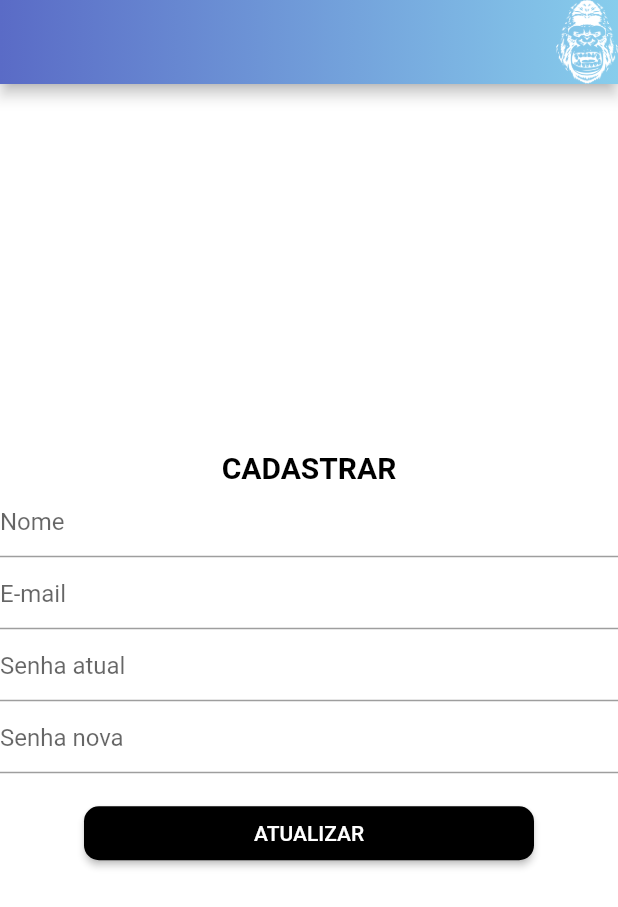
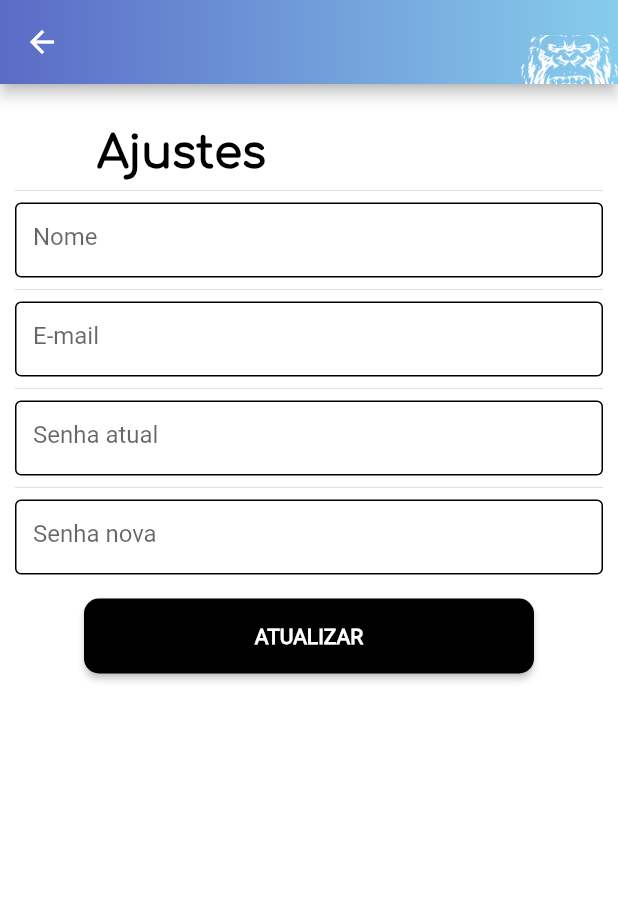
Before and after one commit to rodrigocc/ProjetosFlutter, a Flutter app: the Adjustmentscreen screen opened directly, on a phone screen of 412 x 824 dp. Shown: the top 907 px of the screen. Run offline on Flutter 3.47's test engine with Material 2 defaults, Android fonts, the light colour scheme and no system bars; our stand-ins replace carousel_slider, firebase_auth, firebase_storage, google_sign_in, image_picker; missing offline and left inert: gradient_bottom_navigation_bar; accounts and stored records are empty.

Commit message:
Correção de erro com distorção da qualidade de imagem de AppBar + Correção de botão de voltar

```diff
--- a/combomakerteste/lib/menubuttons/navigationbuttons/movementsview_screen.dart
+++ b/combomakerteste/lib/menubuttons/navigationbuttons/movementsview_screen.dart
@@ -22,7 +22,7 @@ class _MovementsViewScreenState extends State<MovementsViewScreen> {
   Widget build(BuildContext context) {
     return Scaffold(
       backgroundColor: Colors.white,
-      appBar:buildAppBar("Meus Movimentos"),
+      appBar:buildAppBar("Meus Movimentos",false),
       bottomNavigationBar: buildBottomNavigation(context),
 
       body:Center(
--- a/combomakerteste/lib/menubuttons/navigationbuttons/selectmoves_screen.dart
+++ b/combomakerteste/lib/menubuttons/navigationbuttons/selectmoves_screen.dart
@@ -14,7 +14,7 @@ class SelectMovesTypesPage extends StatelessWidget {
   Widget build(BuildContext context) {
     return Scaffold(
       backgroundColor: Colors.white,
-      appBar: buildAppBar("Categorias"
+      appBar: buildAppBar("Categorias",false
       ),
       bottomNavigationBar: buildBottomNavigation(context),
 
--- a/combomakerteste/lib/menubuttons/navigationbuttons/settings/adjustement_screen.dart
+++ b/combomakerteste/lib/menubuttons/navigationbuttons/settings/adjustement_screen.dart
@@ -1,88 +1,111 @@
 import 'package:combomakerteste/widgets/appbar.dart';
 import 'package:flutter/material.dart';
-
-
-
 
 class Adjustmentscreen extends StatelessWidget {
   @override
   Widget build(BuildContext context) {
     return Scaffold(
-      appBar: buildAppBar(""),
+      appBar:
+
+      buildAppBar("",true),
+
+
       backgroundColor: Colors.white,
-      body: Center(
-        child: SingleChildScrollView(
+
+
+      body: SingleChildScrollView(
+        padding: EdgeInsets.all(10.0),
+
         child: Column(
           mainAxisAlignment: MainAxisAlignment.center,
           children: <Widget>[
-              Text("CADASTRAR",style: TextStyle(
+            Padding(
+              padding: const EdgeInsets.only(right: 170.0,top: 20.0),
+              child: Text(
+                "Ajustes",
+                style: TextStyle(
                   color: Colors.black,
-                fontSize: 20.0,
+                  fontSize: 30.0,
                   fontWeight: FontWeight.bold,
+                  fontFamily: "Comfortaa"
+                ),
+              ),
+            ),
+            Divider(),
 
-              ),),
-              TextField(
+            SizedBox(
+              height: 50.0,
+              child:TextField(
+                decoration: InputDecoration(
+                    enabled: true,
+                    enabledBorder: OutlineInputBorder(),
+                    hintText: "Nome"),
+              ),
+            ),
 
+            Divider(),
+
+            SizedBox(
+              height: 50.0,
+              child: TextField(
+                decoration: InputDecoration(
+                    enabled: true,
+                    enabledBorder: OutlineInputBorder(),
+                    hintText: "E-mail"),
+              ),
+            ),
+            Divider(),
+
+            SizedBox(
+              height: 50.0,
+              child: TextField(
+                obscureText: true,
+                decoration: InputDecoration(
+                    enabled: true,
+                    enabledBorder: OutlineInputBorder(
+                      borderSide: BorderSide(
+                        color: Colors.black
+                      )
+                    ),
+                    hintText: "Senha atual"),
+              ),
+            ),
+            Divider(),
+
+            SizedBox(
+              height: 50.0,
+              child: TextField(
+                obscureText: true,
                 decoration: InputDecoration(
 
-                  hintText: "Nome"
+                    enabled: true,
+                    enabledBorder: OutlineInputBorder(
+                        borderSide: BorderSide(color: Colors.black)),
+                    hintText: "Senha nova"),
               ),
-
-
-              ),
-              TextField(
-                decoration: InputDecoration(
-                  hintText: "E-mail"
-                ),
-
-              ),
-              TextField(
-                obscureText: true,
-                decoration: InputDecoration(
-                  hintText: "Senha atual"
-                ),
-
-
-              ),
-              TextField(
-                obscureText: true,
-                decoration: InputDecoration(
-                  hintText: "Senha nova"
-
-                ),
-
             ),
             Divider(
               color: Colors.transparent,
-
             ),
             SizedBox(
               width: 300.0,
+              height: 50.0,
               child: RaisedButton(
                 shape: RoundedRectangleBorder(
                   borderRadius: BorderRadius.circular(10.0),
                 ),
-
                 splashColor: Colors.transparent,
                 textColor: Colors.white,
-
                 color: Colors.black,
-                  child: Text("ATUALIZAR"),
-                  onPressed: (){},
-
-
+                child: Text("ATUALIZAR",style: TextStyle(
+                  fontWeight: FontWeight.bold
+                ),),
+                onPressed: () {},
               ),
-
             ),
-
-
           ],
         ),
       ),
-
-      ),
-
-
     );
   }
 }
--- a/combomakerteste/lib/menubuttons/navigationbuttons/settings/settingsbutton_screen.dart
+++ b/combomakerteste/lib/menubuttons/navigationbuttons/settings/settingsbutton_screen.dart
@@ -15,7 +15,7 @@ class SettingsScreen extends StatelessWidget {
 
     return Scaffold(
       backgroundColor: Colors.white,
-      appBar: buildAppBar("Configurações"),
+      appBar: buildAppBar("Configurações",false),
       bottomNavigationBar: buildBottomNavigation(context),
       body: Center(
         child: Column(
--- a/combomakerteste/lib/my_app.dart
+++ b/combomakerteste/lib/my_app.dart
@@ -1,5 +1,4 @@
 import 'package:flutter/material.dart';
-
 import 'src/splash_screen.dart';
 
 class MyApp extends StatelessWidget {
--- a/combomakerteste/lib/src/catalogs/catalogpowermovements_screen.dart
+++ b/combomakerteste/lib/src/catalogs/catalogpowermovements_screen.dart
@@ -10,7 +10,7 @@ class _PowerMovementsListState extends State<PowerMovementsList> {
   @override
   Widget build(BuildContext context) {
     return Scaffold(
-      appBar: buildAppBar(""),
+      appBar: buildAppBar("",false),
       backgroundColor: Colors.white,
       body: Center(
         child: Column(
--- a/combomakerteste/lib/src/catalogs/catalogstaticsmovements_screen.dart
+++ b/combomakerteste/lib/src/catalogs/catalogstaticsmovements_screen.dart
@@ -28,7 +28,7 @@ class _StaticListState extends State<StaticList> {
   Widget build(BuildContext context) {
     return Scaffold(
       backgroundColor: Colors.white,
-      appBar: buildAppBar("ESTÁTICOS"),
+      appBar: buildAppBar("ESTÁTICOS",false),
       body: Container(
         child: Column(
           mainAxisAlignment: MainAxisAlignment.center,
--- a/combomakerteste/lib/src/menu_screen.dart
+++ b/combomakerteste/lib/src/menu_screen.dart
@@ -13,7 +13,7 @@ class MenuStartPage extends StatelessWidget {
   Widget build(BuildContext context) {
     return Scaffold(
       backgroundColor: Colors.white,
-      appBar: buildAppBar("Menu"),
+      appBar: buildAppBar("Menu",false),
       bottomNavigationBar: buildBottomNavigation(context),
       body: Center(
         child: Column(
@@ -24,6 +24,7 @@ class MenuStartPage extends StatelessWidget {
               style: TextStyle(
                 color: Colors.black87,
                 fontSize: 20.0,
+                fontFamily: "Comfortaa"
               ),
             ),
             Card(
--- a/combomakerteste/lib/widgets/appbar.dart
+++ b/combomakerteste/lib/widgets/appbar.dart
@@ -1,43 +1,33 @@
- import 'package:flutter/material.dart';
+import 'package:flutter/material.dart';
 
- Widget buildAppBar(title){
-
+Widget buildAppBar(title,flag) {
   return AppBar(
-
-
-    automaticallyImplyLeading: false,
-
-
-
-    title: Text(title,style: TextStyle(
-      color: Colors.white,
-    ),)  ,
-    flexibleSpace: Container(
-      decoration: BoxDecoration(
-        image: DecorationImage(
-          alignment: Alignment.centerRight,
-
-          image: AssetImage(
-            "images/KongWhite.png"
-          ),
-        ),
-        gradient: LinearGradient(
-          colors: [
-            Color(0xFF5A6BC6),
-            Color(0xFF87CDEC),
-          ]
-
-        ),
+    automaticallyImplyLeading: flag,
+    title: Text(
+      title,
+      style: TextStyle(
+        color: Colors.white,
       ),
     ),
+    flexibleSpace: Container(
+      height: 150.0,
+      child: Row(
+        mainAxisAlignment: MainAxisAlignment.end,
+        children: <Widget>[
+          Padding(
+            padding: EdgeInsets.only(top:23.0 ),
+            child: Image.asset("images/gorilanew.png",height: 55.0,) ,
+          )
 
+        ],
+      ),
 
-
-
+      decoration: BoxDecoration(
+        gradient: LinearGradient(colors: [
+          Color(0xFF5A6BC6),
+          Color(0xFF87CDEC),
+        ]),
+      ),
+    ),
   );
-
-
-
-
-
- }
+}
```
Also changed, not shown: combomakerteste/lib/src/cadastros/create_account.dart (added, +88 -0 lines), combomakerteste/pubspec.yaml (+10 -1 lines), combomakerteste/fonts/Comfortaa-Regular.ttf (added), combomakerteste/images/AppbarImage.png (added), combomakerteste/images/AppbarImageKong.png (added), combomakerteste/images/ImageAppBar.png (added), combomakerteste/images/Imagemteste.png (added), combomakerteste/images/gorilanew.png (added). Lines whose indentation alone changed are shown as unchanged.
